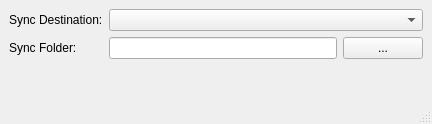
The window that filesync/syncer/MainWindow.ui (mrchipset/simple-file-sync) describes before a commit, drawn with Qt 5.
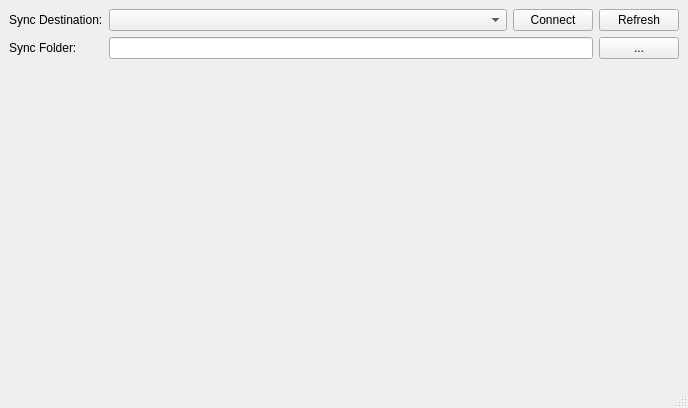
The same window after the commit.

Commit message: FEAT: almost finish the tcp server part

Patch:
```diff
--- a/filesync/syncer/MainWindow.ui
+++ b/filesync/syncer/MainWindow.ui
@@ -6,8 +6,8 @@
    <rect>
     <x>0</x>
     <y>0</y>
-    <width>432</width>
-    <height>124</height>
+    <width>688</width>
+    <height>408</height>
    </rect>
   </property>
   <property name="windowTitle">
@@ -25,7 +25,29 @@
        </widget>
       </item>
       <item row="0" column="1">
-       <widget class="QComboBox" name="CB_DEST_SERVER"/>
+       <layout class="QHBoxLayout" name="horizontalLayout_3" stretch="1,0">
+        <item>
+         <widget class="QComboBox" name="CB_DEST_SERVER"/>
+        </item>
+        <item>
+         <layout class="QHBoxLayout" name="horizontalLayout_2">
+          <item>
+           <widget class="QPushButton" name="PB_CONNECT">
+            <property name="text">
+             <string>Connect</string>
+            </property>
+           </widget>
+          </item>
+          <item>
+           <widget class="QPushButton" name="PB_REFRESH">
+            <property name="text">
+             <string>Refresh</string>
+            </property>
+           </widget>
+          </item>
+         </layout>
+        </item>
+       </layout>
       </item>
       <item row="1" column="0">
        <widget class="QLabel" name="label_3">
```
Left out of the diff: 4 changed lines with no effect on the pictures. The commit also changes 25 other files.
